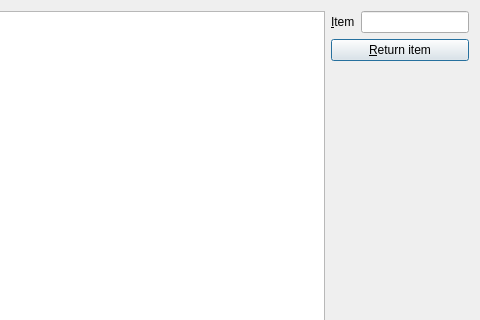
Old version of the form src/returndialog.ui in the repository RoskildeSkiklub/ssfh; both pictures show x 160 to 640 and y 0 to 320 of the 640 by 480 pixel window.
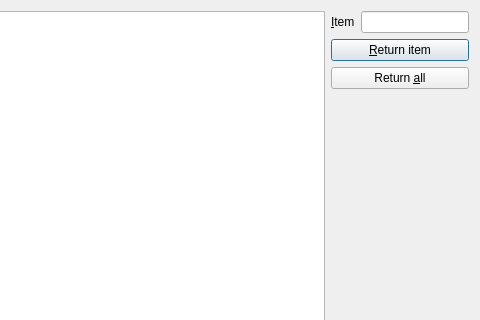
New version of the form.

Commit message: Added ability to return all items at once

```diff
--- a/src/returndialog.ui
+++ b/src/returndialog.ui
@@ -17,7 +17,7 @@
    <bool>true</bool>
   </property>
   <layout class="QGridLayout" name="gridLayout">
-   <item row="0" column="0" rowspan="4">
+   <item row="0" column="0" rowspan="5">
     <widget class="QTextBrowser" name="output_contract_textBrowser"/>
    </item>
    <item row="0" column="1">
@@ -51,7 +51,7 @@
      </property>
     </widget>
    </item>
-   <item row="2" column="1">
+   <item row="3" column="1">
     <spacer name="verticalSpacer">
      <property name="orientation">
       <enum>Qt::Vertical</enum>
@@ -64,13 +64,20 @@
      </property>
     </spacer>
    </item>
-   <item row="3" column="1">
+   <item row="4" column="1">
     <widget class="QPushButton" name="input_done_pushButton">
      <property name="text">
       <string>&amp;Done</string>
      </property>
     </widget>
    </item>
+   <item row="2" column="1">
+    <widget class="QPushButton" name="input_returnAll_pushButton">
+     <property name="text">
+      <string>Return &amp;all</string>
+     </property>
+    </widget>
+   </item>
   </layout>
  </widget>
  <resources/>
```
The commit also changes 4 other files.
